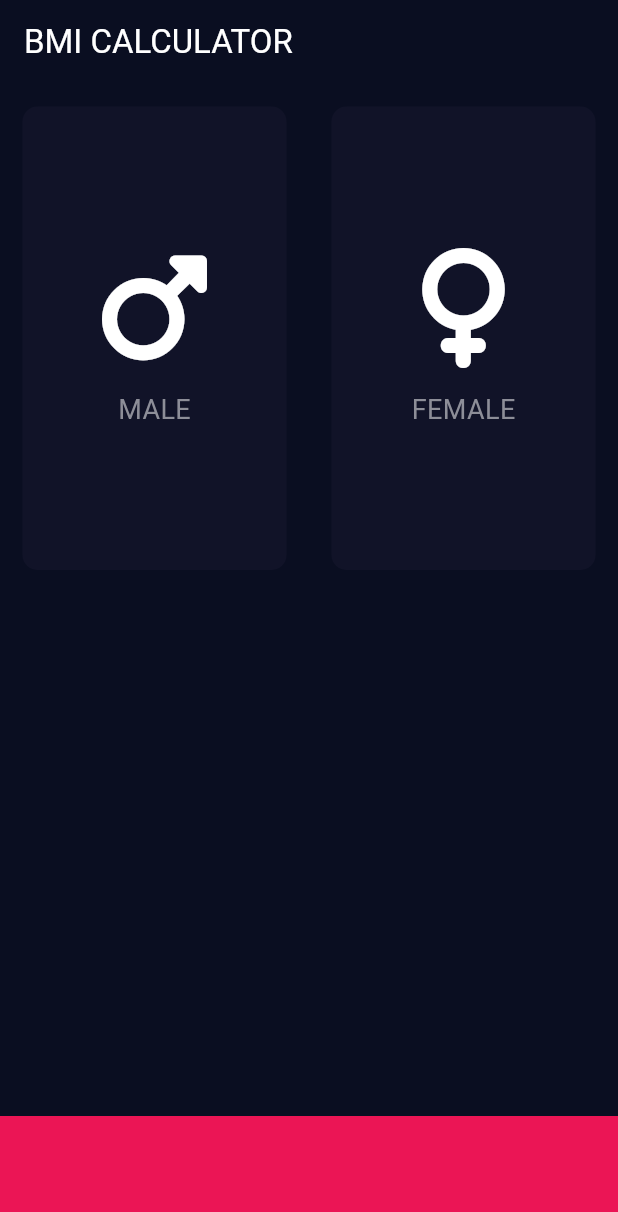
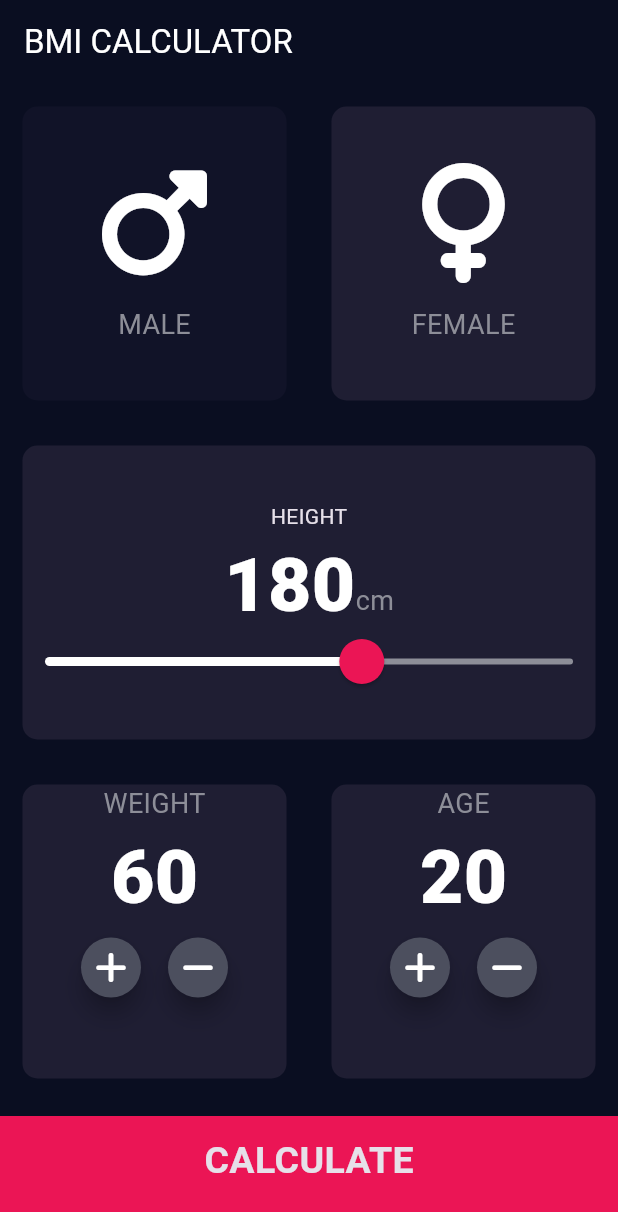
Before and after one commit to crt-2808/flutter-curso, a Flutter app: the screen it shows after launch, after a tap on "FEMALE", on a phone screen of 412 x 824 dp. Shown: the top 1212 px of the screen. Run offline on Flutter 3.47's test engine with Material 3 defaults, Android fonts, the phone set to English and light mode, and no system bars; our stand-ins replace audioplayers, font_awesome_flutter, rflutter_alert.

Commit message:
BMICalc completo

```diff
--- /dev/null
+++ b/bmi_calculator/lib/calculation_brain.dart
@@ -0,0 +1,35 @@
+import 'dart:math';
+
+class CalculationBrain {
+  CalculationBrain({required this.height, required this.weight});
+
+  final int height;
+  final int weight;
+
+  late double _bmi;
+
+  String calculateBMI() {
+    _bmi = weight / pow(height / 100, 2);
+    return _bmi.toStringAsFixed(1);
+  }
+
+  String getResults() {
+    if (_bmi >= 25) {
+      return "overweight";
+    } else if (_bmi > 18.5) {
+      return "normal";
+    } else {
+      return "underweight";
+    }
+  }
+
+  String getInterpretation() {
+    if (_bmi >= 25) {
+      return "Your BMI is quite high. It's important to adopt a healthier lifestyle, which includes a balanced diet and regular physical activity. Consider consulting with a healthcare provider for personalized advice.";
+    } else if (_bmi > 18.5) {
+      return "You have a normal body weight. Keep up the good work maintaining a healthy lifestyle!";
+    } else {
+      return "Your BMI is below the normal range. It may be beneficial to consult with a healthcare provider to ensure you're getting the necessary nutrients and maintaining a healthy weight.";
+    }
+  }
+}
--- a/bmi_calculator/lib/icon_content.dart
+++ b/bmi_calculator/lib/components/icon_content.dart
@@ -1,4 +1,5 @@
 import 'package:flutter/material.dart';
+import '../constants.dart';
 
 class ReusableGenderButton extends StatelessWidget {
   ReusableGenderButton({required this.icon, required this.label});
@@ -19,7 +20,7 @@ class ReusableGenderButton extends StatelessWidget {
         ),
         Text(
           label,
-          style: TextStyle(fontSize: 18.0, color: Color(0xFF8D8E98)),
+          style: kLabelTextStyle,
         )
       ],
     );
--- /dev/null
+++ b/bmi_calculator/lib/components/large_button.dart
@@ -0,0 +1,28 @@
+import 'package:flutter/material.dart';
+import '../constants.dart';
+
+class large_button extends StatelessWidget {
+  large_button({this.onTap, required this.buttonTitle});
+
+  final void Function()? onTap;
+  final String buttonTitle;
+
+  @override
+  Widget build(BuildContext context) {
+    return GestureDetector(
+      onTap: onTap,
+      child: Container(
+        alignment: AlignmentDirectional.center,
+        child: Text(
+          buttonTitle,
+          style: kLargeButtonTextStyle,
+        ),
+        color: kBottomContainerColor,
+        margin: EdgeInsets.only(top: 10),
+        padding: EdgeInsets.only(bottom: 20),
+        width: double.infinity,
+        height: kBottomContainerHeight,
+      ),
+    );
+  }
+}
--- /dev/null
+++ b/bmi_calculator/lib/components/reusable_card.dart
@@ -0,0 +1,24 @@
+import 'package:flutter/material.dart';
+
+class ReusableCard extends StatelessWidget {
+  ReusableCard({required this.color, required this.cardChild, this.onPress});
+
+  final Color color;
+  final Widget cardChild;
+  final void Function()? onPress;
+
+  @override
+  Widget build(BuildContext context) {
+    return GestureDetector(
+      onTap: onPress,
+      child: Container(
+        child: cardChild,
+        margin: EdgeInsets.all(15),
+        decoration: BoxDecoration(
+          color: color,
+          borderRadius: BorderRadius.circular(10.0),
+        ),
+      ),
+    );
+  }
+}
--- /dev/null
+++ b/bmi_calculator/lib/components/round_icon_button.dart
@@ -0,0 +1,19 @@
+import 'package:flutter/material.dart';
+
+class RoundIconButton extends StatelessWidget {
+  const RoundIconButton({super.key, required this.icon, required this.onPress});
+  final IconData icon;
+  final void Function()? onPress;
+
+  @override
+  Widget build(BuildContext context) {
+    return RawMaterialButton(
+      elevation: 6,
+      constraints: BoxConstraints(minWidth: 40.0, minHeight: 40.0),
+      shape: CircleBorder(),
+      fillColor: Color(0xFF4C4F5E),
+      onPressed: onPress,
+      child: Icon(icon),
+    );
+  }
+}
--- /dev/null
+++ b/bmi_calculator/lib/constants.dart
@@ -0,0 +1,31 @@
+import 'package:flutter/material.dart';
+
+const kBottomContainerHeight = 80.0;
+const kActiveCardColor = Color(0xFF1F1E33);
+const kInactiveCardColor = Color(0xFF111328);
+const kBottomContainerColor = Color(0xFFEB1555);
+
+const kLabelTextStyle = TextStyle(
+  fontSize: 18.0,
+  color: Color(0xFF8D8E98),
+);
+
+const kNumberTextStyle =
+    TextStyle(fontSize: 50.0, fontWeight: FontWeight.w900, color: Colors.white);
+
+const kLargeButtonTextStyle =
+    TextStyle(fontSize: 25, fontWeight: FontWeight.bold);
+
+const kTitleTextStyle = TextStyle(
+  fontSize: 50,
+  fontWeight: FontWeight.bold,
+);
+
+const kresultText = TextStyle(
+    color: Color(0xFF24D876), fontSize: 22, fontWeight: FontWeight.bold);
+
+const kBMIText = TextStyle(fontSize: 100.0, fontWeight: FontWeight.bold);
+
+const kBodyText = TextStyle(
+  fontSize: 22,
+);
--- a/bmi_calculator/lib/input_page.dart
+++ /dev/null
@@ -1,106 +0,0 @@
-import 'package:flutter/material.dart';
-import 'package:font_awesome_flutter/font_awesome_flutter.dart';
-import 'icon_content.dart';
-import 'reusable_card.dart';
-
-const bottomContainerHeight = 80.0;
-const activeCardColor = Color(0xFF1F1E33);
-const inactiveCardColor = Color(0xFF111328);
-const bottomContainerColor = Color(0xFFEB1555);
-
-class InputPage extends StatefulWidget {
-  @override
-  _InputPageState createState() => _InputPageState();
-}
-
-class _InputPageState extends State<InputPage> {
-  Color maleCardColor = inactiveCardColor;
-  Color femaleCardColor = inactiveCardColor;
-
-  //1=male, 2=female
-  void updateColor(int gender) {
-    print(gender);
-    if (gender == 1) {
-      if (maleCardColor == inactiveCardColor) {
-        maleCardColor = activeCardColor;
-      } else {
-        maleCardColor = inactiveCardColor;
-      }
-    }
-    if (gender == 2) {
-      if (femaleCardColor == inactiveCardColor) {
-        femaleCardColor = activeCardColor;
-      } else {
-        femaleCardColor = inactiveCardColor;
-      }
-    }
-  }
-
-  @override
-  Widget build(BuildContext context) {
-    return Scaffold(
-      appBar: AppBar(
-        backgroundColor: Theme.of(context).colorScheme.primary,
-        title: Text(
-          'BMI CALCULATOR',
-          style: TextStyle(
-            color: Colors.white,
-          ),
-        ),
-      ),
-      body: Column(
-        children: <Widget>[
-          Expanded(
-            child: Row(
-              children: [
-                Expanded(
-                  child: GestureDetector(
-                    onTap: () {
-                      setState(() {
-                        updateColor(1);
-                      });
-                    },
-                    child: ReusableCard(
-                      color: maleCardColor,
-                      cardChild: ReusableGenderButton(
-                          icon: FontAwesomeIcons.mars, label: "MALE"),
-                    ),
-                  ),
-                ),
-                Expanded(
-                  child: GestureDetector(
-                    onTap: () {
-                      updateColor(2);
-                    },
-                    child: ReusableCard(
-                      color: femaleCardColor,
-                      cardChild: ReusableGenderButton(
-                          icon: FontAwesomeIcons.venus, label: "FEMALE"),
-                    ),
-                  ),
-                ),
-              ],
-            ),
-          ),
-          //Expanded(
-          //child: ReusableCard(color: activeCardColor),
-          //),
-          Expanded(
-            child: Row(
-              children: [
-                // Expanded(child: ReusableCard(color: activeCardColor)),
-                // Expanded(child: ReusableCard(color: activeCardColor))
-              ],
-            ),
-          ),
-          Container(
-            color: bottomContainerColor,
-            margin: EdgeInsets.only(top: 10),
-            width: double.infinity,
-            height: bottomContainerHeight,
-          )
-        ],
-      ),
-    );
-  }
-}
--- a/bmi_calculator/lib/main.dart
+++ b/bmi_calculator/lib/main.dart
@@ -1,5 +1,5 @@
 import 'package:flutter/material.dart';
-import 'input_page.dart';
+import 'pages/input_page.dart';
 
 void main() => runApp(BMICalculator());
 
--- /dev/null
+++ b/bmi_calculator/lib/pages/input_page.dart
@@ -0,0 +1,236 @@
+import 'package:flutter/material.dart';
+import 'package:font_awesome_flutter/font_awesome_flutter.dart';
+import '../components/icon_content.dart';
+import '../components/reusable_card.dart';
+import '../components/round_icon_button.dart';
+import '../constants.dart';
+import '../components/large_button.dart';
+import 'package:bmi_calculator/calculation_brain.dart';
+import '../pages/results_page.dart';
+
+enum Gender {
+  male,
+  female,
+}
+
+class InputPage extends StatefulWidget {
+  @override
+  _InputPageState createState() => _InputPageState();
+}
+
+class _InputPageState extends State<InputPage> {
+  Gender? selectedGender;
+  int height = 180;
+  int weight = 60;
+  int age = 20;
+
+  @override
+  Widget build(BuildContext context) {
+    return Scaffold(
+      appBar: AppBar(
+        backgroundColor: Theme.of(context).colorScheme.primary,
+        title: Text(
+          'BMI CALCULATOR',
+          style: TextStyle(
+            color: Colors.white,
+          ),
+        ),
+      ),
+      body: Column(
+        crossAxisAlignment: CrossAxisAlignment.stretch,
+        children: <Widget>[
+          Expanded(
+            child: Row(
+              children: [
+                Expanded(
+                  child: ReusableCard(
+                    onPress: () {
+                      setState(() {
+                        selectedGender = Gender.male;
+                      });
+                    },
+                    color: selectedGender == Gender.male
+                        ? kActiveCardColor
+                        : kInactiveCardColor,
+                    cardChild: ReusableGenderButton(
+                        icon: FontAwesomeIcons.mars, label: "MALE"),
+                  ),
+                ),
+                Expanded(
+                  child: ReusableCard(
+                    onPress: () {
+                      setState(() {
+                        selectedGender = Gender.female;
+                      });
+                    },
+                    color: selectedGender == Gender.female
+                        ? kActiveCardColor
+                        : kInactiveCardColor,
+                    cardChild: ReusableGenderButton(
+                        icon: FontAwesomeIcons.venus, label: "FEMALE"),
+                  ),
+                ),
+              ],
+            ),
+          ),
+          Expanded(
+            child: ReusableCard(
+              color: kActiveCardColor,
+              cardChild: Column(
+                mainAxisAlignment: MainAxisAlignment.center,
+                children: [
+                  Text("HEIGHT"),
+                  Row(
+                    mainAxisAlignment: MainAxisAlignment.center,
+                    crossAxisAlignment: CrossAxisAlignment.baseline,
+                    textBaseline: TextBaseline.alphabetic,
+                    children: [
+                      Text(height.toString(), style: kNumberTextStyle),
+                      Text(
+                        "cm",
+                        style: kLabelTextStyle,
+                      )
+                    ],
+                  ),
+                  SliderTheme(
+                    data: SliderTheme.of(context).copyWith(
+                        inactiveTrackColor: Color(0xFF8D8E98),
+                        thumbColor: Color(0xFFEB1555),
+                        activeTrackColor: Colors.white,
+                        overlayColor: Color(0x29EB1555),
+                        thumbShape:
+                            RoundSliderThumbShape(enabledThumbRadius: 15.0),
+                        overlayShape:
+                            RoundSliderOverlayShape(overlayRadius: 7.0)),
+                    child: Slider(
+                      value: height.toDouble(),
+                      min: 120.0,
+                      max: 220.0,
+                      onChanged: ((double newValue) {
+                        setState(() {
+                          height = newValue.round();
+                        });
+                      }),
+                    ),
+                  )
+                ],
+              ),
+            ),
+          ),
+          Expanded(
+            child: Row(
+              children: [
+                Expanded(
+                  child: ReusableCard(
+                    color: kActiveCardColor,
+                    cardChild: Column(
+                      children: [
+                        Text(
+                          "WEIGHT",
+                          style: kLabelTextStyle,
+                        ),
+                        Text(
+                          weight.toString(),
+                          style: kNumberTextStyle,
+                        ),
+                        Row(
+                          mainAxisAlignment: MainAxisAlignment.center,
+                          crossAxisAlignment: CrossAxisAlignment.baseline,
+                          textBaseline: TextBaseline.alphabetic,
+                          children: [
+                            RoundIconButton(
+                              icon: FontAwesomeIcons.plus,
+                              onPress: () {
+                                setState(() {
+                                  weight += 1;
+                                });
+                              },
+                            ),
+                            SizedBox(
+                              width: 10.0,
+                            ),
+                            RoundIconButton(
+                              icon: FontAwesomeIcons.minus,
+                              onPress: () {
+                                setState(() {
+                                  weight -= 1;
+                                });
+                              },
+                            )
+                          ],
+                        )
+                      ],
+                    ),
+                  ),
+                ),
+                Expanded(
+                  child: ReusableCard(
+                    color: kActiveCardColor,
+                    cardChild: Column(
+                      children: [
+                        Text(
+                          "AGE",
+                          style: kLabelTextStyle,
+                        ),
+                        Text(
+                          age.toString(),
+                          style: kNumberTextStyle,
+                        ),
+                        Row(
+                          mainAxisAlignment: MainAxisAlignment.center,
+                          crossAxisAlignment: CrossAxisAlignment.baseline,
+                          textBaseline: TextBaseline.alphabetic,
+                          children: [
+                            RoundIconButton(
+                              icon: FontAwesomeIcons.plus,
+                              onPress: () {
+                                setState(() {
+                                  age += 1;
+                                });
+                              },
+                            ),
+                            SizedBox(
+                              width: 10.0,
+                            ),
+                            RoundIconButton(
+                              icon: FontAwesomeIcons.minus,
+                              onPress: () {
+                                setState(() {
+                                  age -= 1;
+                                });
+                              },
+                            )
+                          ],
+                        )
+                      ],
+                    ),
+                  ),
+                ),
+              ],
+            ),
+          ),
+          large_button(
+            buttonTitle: "CALCULATE",
+            onTap: () {
+              CalculationBrain calc =
+                  CalculationBrain(height: height, weight: weight);
+              var bmiResult = calc.calculateBMI();
+              var resultText = calc.getResults();
+              var interpretation = calc.getInterpretation();
+              print((bmiResult, resultText, interpretation));
+              Navigator.push(
+                context,
+                MaterialPageRoute(
+                  builder: (context) => ResultsPage(
+                      bmiResult: bmiResult,
+                      interpretation: interpretation,
+                      resultText: resultText),
+                ),
+              );
+            },
+          )
+        ],
+      ),
+    );
+  }
+}
--- a/bmi_calculator/lib/reusable_card.dart
+++ /dev/null
@@ -1,17 +0,0 @@
-import 'package:flutter/material.dart';
-
-class ReusableCard extends StatelessWidget {
-  ReusableCard({required this.color, required this.cardChild});
-
-  final Color color;
-  final Widget cardChild;
-  @override
-  Widget build(BuildContext context) {
-    return Container(
-      child: cardChild,
-      margin: EdgeInsets.all(15),
-      decoration: BoxDecoration(
-          color: color, borderRadius: BorderRadius.circular(10.0)),
-    );
-  }
-}
--- a/quizzer/lib/main.dart
+++ b/quizzer/lib/main.dart
@@ -1,5 +1,5 @@
 import 'package:flutter/material.dart';
-//TODO: Step 2 - Import the rFlutter_Alert package here.
+
 import 'package:rflutter_alert/rflutter_alert.dart';
 import 'quizbrain.dart';
 
--- a/quizzer/lib/quizbrain.dart
+++ b/quizzer/lib/quizbrain.dart
@@ -45,21 +45,15 @@ class QuizBrain {
     return _questionBank[_questionNumber].questionAnswer;
   }
 
-  //TODO: Step 3 Part A - Create a method called isFinished() here that checks to see if we have reached the last question. It should return (have an output) true if we've reached the last question and it should return false if we're not there yet.
-
   bool isFinished() {
     if (_questionNumber >= _questionBank.length - 1) {
-      //TODO: Step 3 Part B - Use a print statement to check that isFinished is returning true when you are indeed at the end of the quiz and when a restart should happen.
-
       print('Now returning true');
       return true;
-
     } else {
       return false;
     }
   }
 
-  //TODO: Step 4 part B - Create a reset() method here that sets the questionNumber back to 0.
   void reset() {
     _questionNumber = 0;
   }
```
Also changed, not shown: bmi_calculator/lib/pages/results_page.dart (added, +77 -0 lines).
